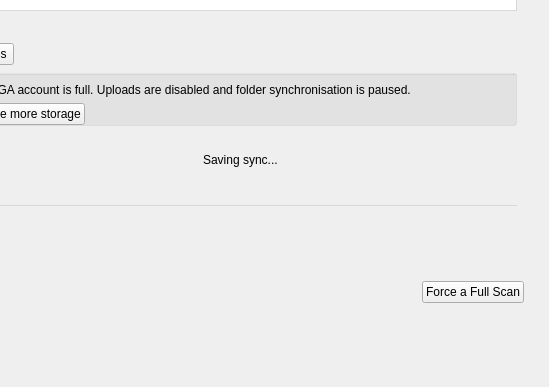
First picture: the form in src/MEGASync/gui/macx/SettingsDialog.ui, repository meganz/MEGAsync, before the edit; both pictures show x 91 to 640 and y 349 to 736 of the 640 by 736 pixel window.
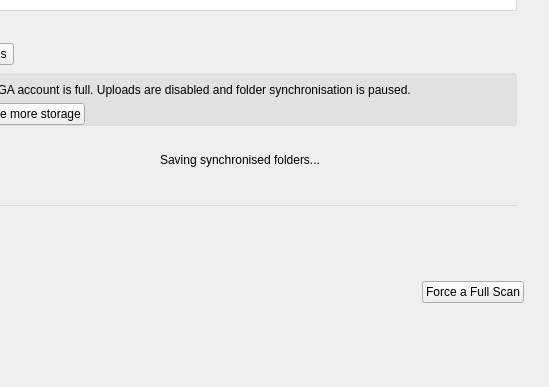
Second picture: the form after the edit. The open tabs and pages were chosen to show the change. Icons and pictures are not drawn. Custom widgets are drawn as their Qt base class.

Commit message: Update saving syncs string label in Settings

Diff of the .ui file:
```diff
--- a/src/MEGASync/gui/macx/SettingsDialog.ui
+++ b/src/MEGASync/gui/macx/SettingsDialog.ui
@@ -2902,7 +2902,7 @@
                        </size>
                       </property>
                       <property name="text">
-                       <string>Saving sync...</string>
+                       <string>Saving synchronised folders...</string>
                       </property>
                      </widget>
                     </item>
```
The commit also changes 3 other files.
